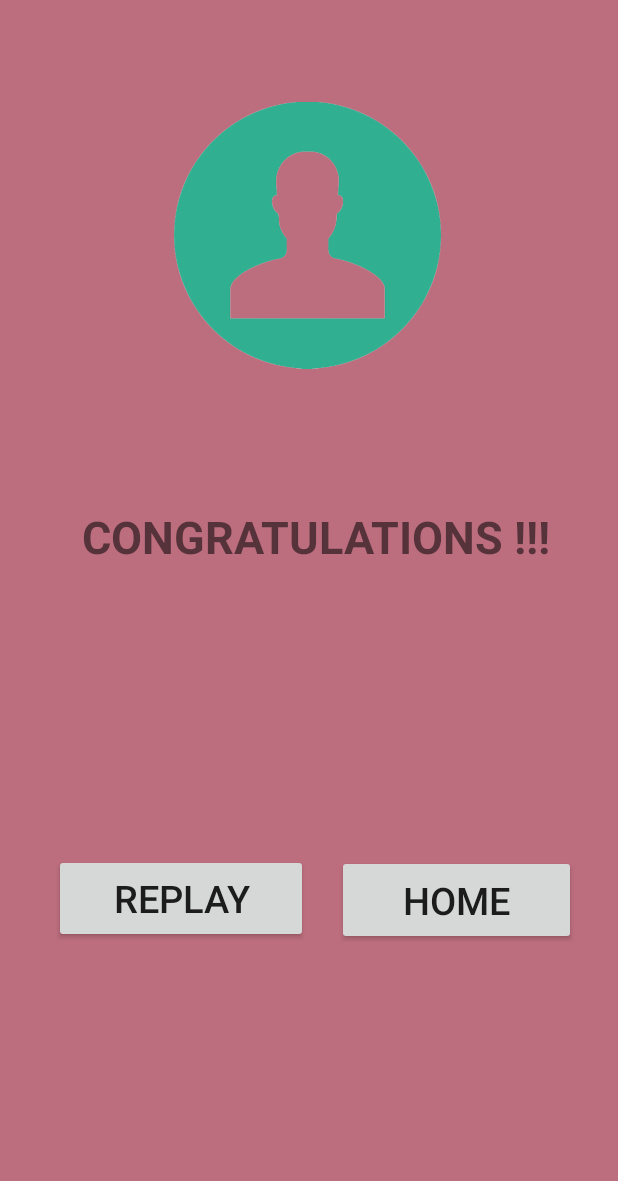
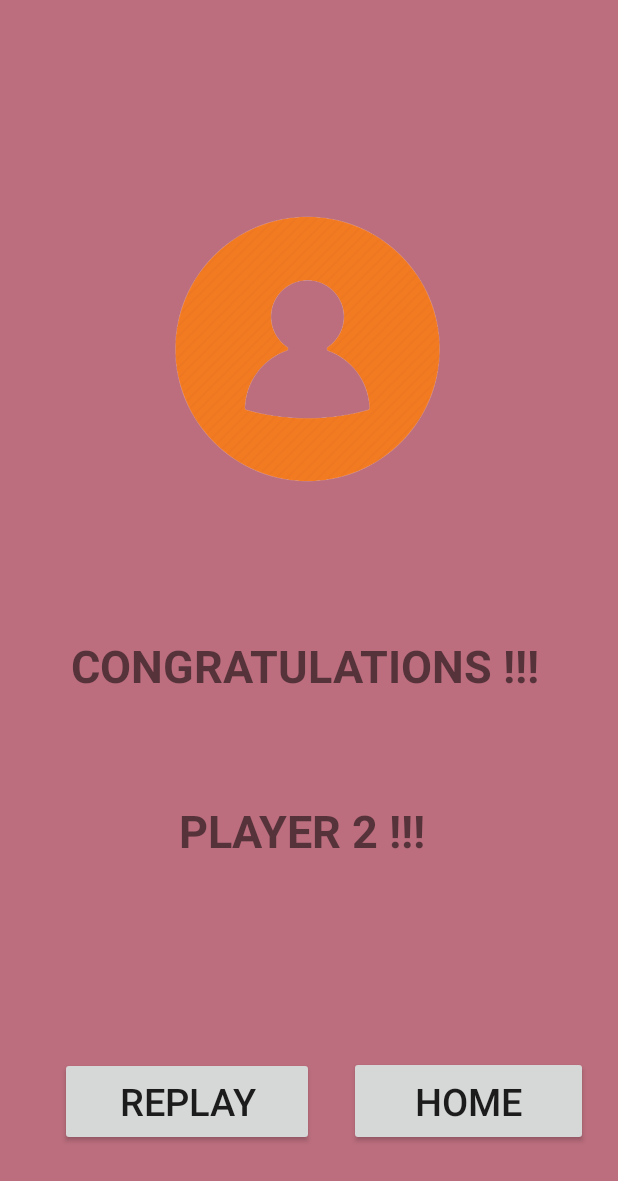
Before and after one commit to romerotac/SquareGame, an Android app: the ResultActivity screen opened directly, with no data from a screen before it, on a phone screen of 412 x 824 dp. Shown: the top 1181 px of the screen. Run offline under Robolectric (Android 15) with nearby library versions, the phone set to English and light mode, and no system bars; 2 statements that could not run were skipped.

Commit message:
Result Activity shows who is the winner at the end

```diff
--- a/app/src/main/java/com/example/squaregameconnected/ResultActivity.java
+++ b/app/src/main/java/com/example/squaregameconnected/ResultActivity.java
@@ -7,10 +7,16 @@ import android.os.Bundle;
 import android.app.Activity;
 import android.view.View;
 import android.widget.Button;
+import android.widget.ImageView;
+import android.widget.TextView;
+import android.widget.Toast;
 
 public class ResultActivity extends AppCompatActivity {
     Button btn_replay;
     Button btn_go_home;
+    ImageView winner_profile;
+    TextView winner_text;
+
 
     @Override
     protected void onCreate(Bundle savedInstanceState) {
@@ -36,6 +42,28 @@ public class ResultActivity extends AppCompatActivity {
                 openMainActivity();
             }
         });
+
+        winner_profile = (ImageView) findViewById(R.id.winner_player_profile);
+        winner_text = (TextView) findViewById(R.id.winner_player_text);
+
+        Bundle bundle = getIntent().getExtras();
+        assert bundle != null;
+        String result = bundle.getString("Winner");
+//        Toast.makeText(ResultActivity.this, result, Toast.LENGTH_SHORT).show();
+
+        assert result != null;
+        if (result.equals("player_1")) {
+            winner_profile.setImageResource(R.drawable.avatar_1_removed);
+            winner_text.setText("PLAYER 1 !!!");
+        } else {
+            winner_profile.setImageResource(R.drawable.avatar_2_removed);
+            winner_text.setText("PLAYER 2 !!!");
+        }
+        if (result == "tie"){
+            winner_text.setText("IT IS A TIE !!!");
+        }
+
+
     }
 
     public void openSelectionPage() {
--- a/app/src/main/res/layout/activity_result.xml
+++ b/app/src/main/res/layout/activity_result.xml
@@ -1,37 +1,16 @@
 <?xml version="1.0" encoding="utf-8"?>
-<androidx.constraintlayout.widget.ConstraintLayout
-    xmlns:android="http://schemas.android.com/apk/res/android"
+<androidx.constraintlayout.widget.ConstraintLayout xmlns:android="http://schemas.android.com/apk/res/android"
     xmlns:app="http://schemas.android.com/apk/res-auto"
     xmlns:tools="http://schemas.android.com/tools"
-    android:background="#BC6E7E"
     android:layout_width="match_parent"
-    android:layout_height="match_parent">
-
-<!--    <ImageView-->
-<!--        android:id="@+id/imageView17"-->
-<!--        android:layout_width="wrap_content"-->
-<!--        android:layout_height="wrap_content"-->
-<!--        android:layout_marginEnd="340dp"-->
-<!--        android:layout_marginBottom="616dp"-->
-<!--        app:layout_constraintBottom_toBottomOf="parent"-->
-<!--        app:layout_constraintEnd_toEndOf="parent"-->
-<!--        app:layout_constraintTop_toTopOf="parent"-->
-<!--        app:layout_constraintStart_toStartOf="parent"-->
-<!--        app:srcCompat="@drawable/avatar_1_removed" />-->
-
-<!--    <TextView-->
-<!--        android:id="@+id/textView9"-->
-<!--        android:layout_width="wrap_content"-->
-<!--        android:layout_height="wrap_content"-->
-<!--        android:text="TextView"-->
-<!--        tools:layout_editor_absoluteX="107dp"-->
-<!--        tools:layout_editor_absoluteY="252dp" />-->
+    android:layout_height="match_parent"
+    android:background="#BC6E7E">
 
     <ImageView
-        android:id="@+id/imageView17"
+        android:id="@+id/winner_player_profile"
         android:layout_width="178dp"
         android:layout_height="201dp"
-        android:layout_marginTop="56dp"
+        android:layout_marginTop="132dp"
         app:layout_constraintEnd_toEndOf="parent"
         app:layout_constraintHorizontal_bias="0.497"
         app:layout_constraintStart_toStartOf="parent"
@@ -42,14 +21,15 @@
         android:id="@+id/textView8"
         android:layout_width="341dp"
         android:layout_height="75dp"
-        android:layout_marginTop="80dp"
+        android:layout_marginBottom="236dp"
         android:text="@string/congratulations"
         android:textSize="30sp"
         android:textStyle="bold"
+        app:layout_constraintBottom_toBottomOf="parent"
         app:layout_constraintEnd_toEndOf="parent"
-        app:layout_constraintHorizontal_bias="0.771"
+        app:layout_constraintHorizontal_bias="0.671"
         app:layout_constraintStart_toStartOf="parent"
-        app:layout_constraintTop_toBottomOf="@+id/imageView17" />
+        app:layout_constraintTop_toBottomOf="@+id/winner_player_profile" />
 
     <Button
         android:id="@+id/button_replay"
@@ -61,20 +41,38 @@
         android:textSize="25sp"
         app:layout_constraintBottom_toBottomOf="parent"
         app:layout_constraintEnd_toStartOf="@+id/button_go_home"
+        app:layout_constraintHorizontal_bias="0.51"
         app:layout_constraintStart_toStartOf="parent"
-        app:layout_constraintTop_toBottomOf="@+id/textView8"
-        app:layout_constraintVertical_bias="0.446" />
+        app:layout_constraintTop_toTopOf="@+id/guideline15" />
 
     <Button
         android:id="@+id/button_go_home"
         android:layout_width="159dp"
         android:layout_height="60dp"
-        android:layout_marginEnd="28dp"
-        android:layout_marginRight="28dp"
+        android:layout_marginEnd="20dp"
+        android:layout_marginRight="20dp"
         android:text="HOME"
         android:textSize="25sp"
         app:layout_constraintBottom_toBottomOf="parent"
         app:layout_constraintEnd_toEndOf="parent"
-        app:layout_constraintTop_toBottomOf="@+id/textView8"
-        app:layout_constraintVertical_bias="0.448" />
+        app:layout_constraintTop_toTopOf="@+id/guideline15" />
+
+    <TextView
+        android:id="@+id/winner_player_text"
+        android:layout_width="172dp"
+        android:layout_height="76dp"
+        android:textSize="30sp"
+        android:textStyle="bold"
+        app:layout_constraintBottom_toTopOf="@+id/guideline15"
+        app:layout_constraintEnd_toEndOf="parent"
+        app:layout_constraintHorizontal_bias="0.498"
+        app:layout_constraintStart_toStartOf="parent"
+        app:layout_constraintTop_toBottomOf="@+id/textView8" />
+
+    <androidx.constraintlayout.widget.Guideline
+        android:id="@+id/guideline15"
+        android:layout_width="wrap_content"
+        android:layout_height="wrap_content"
+        android:orientation="horizontal"
+        app:layout_constraintGuide_end="180dp" />
 </androidx.constraintlayout.widget.ConstraintLayout>
```
Also changed, not shown: app/src/main/java/com/example/squaregameconnected/GamePlay.java (+104 -20 lines).
